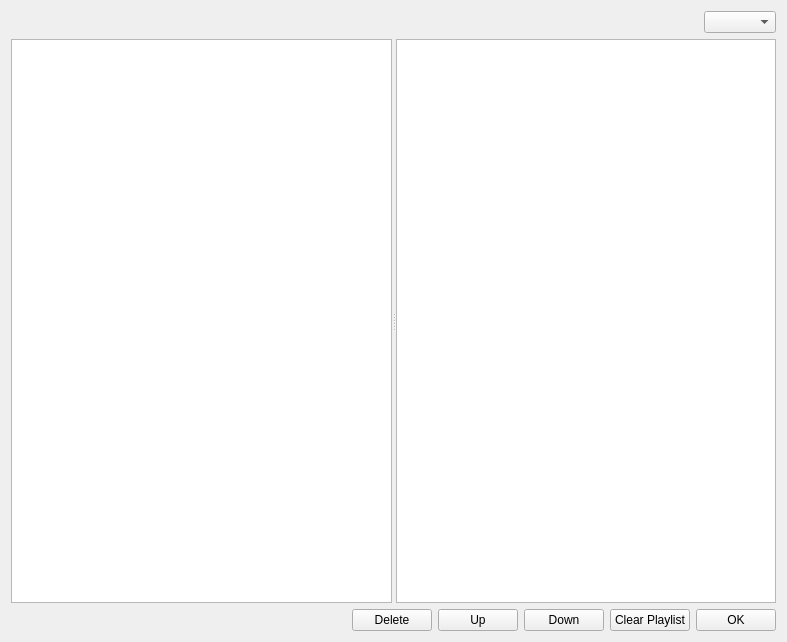
Before: the Qt Designer form CuteCaspar/PlayList.ui in geertdaelemans/CuteCaspar, drawn with Qt 5.
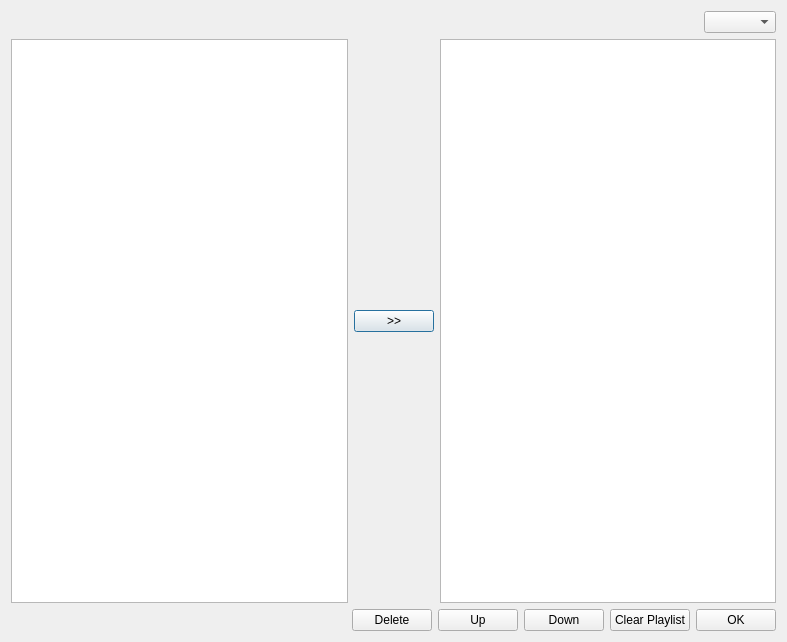
After: the same form once the commit is applied. Icons and pictures are not drawn.

```diff
--- a/CuteCaspar/PlayList.ui
+++ b/CuteCaspar/PlayList.ui
@@ -39,13 +39,11 @@
     </layout>
    </item>
    <item>
-    <widget class="QSplitter" name="splitter">
-     <property name="orientation">
-      <enum>Qt::Horizontal</enum>
-     </property>
+    <layout class="QHBoxLayout" name="horizontalLayout_2">
+     <item>
      <widget class="QTableView" name="clipList">
       <property name="sizePolicy">
-       <sizepolicy hsizetype="Expanding" vsizetype="Maximum">
+        <sizepolicy hsizetype="Expanding" vsizetype="Expanding">
         <horstretch>0</horstretch>
         <verstretch>0</verstretch>
        </sizepolicy>
@@ -66,6 +64,15 @@
        <bool>false</bool>
       </attribute>
      </widget>
+     </item>
+     <item>
+      <widget class="QPushButton" name="btnAddToList">
+       <property name="text">
+        <string>&gt;&gt;</string>
+       </property>
+      </widget>
+     </item>
+     <item>
      <widget class="QTableView" name="playList">
       <property name="selectionMode">
        <enum>QAbstractItemView::ExtendedSelection</enum>
@@ -80,7 +87,8 @@
        <bool>true</bool>
       </attribute>
      </widget>
-    </widget>
+     </item>
+    </layout>
    </item>
    <item>
     <layout class="QHBoxLayout" name="buttonBar">
```
Left out of the diff: 2 changed lines with no effect on the pictures. Lines whose indentation alone changed are shown as unchanged.
